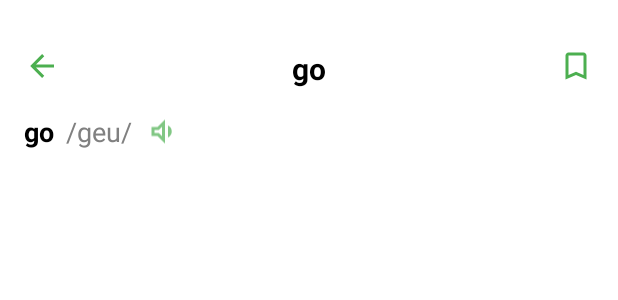
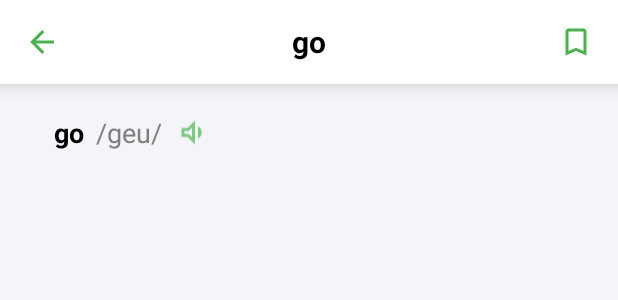
Before and after one commit to mquangcao/CSC13009_EL, an Android app: the layout activity_word_detail.xml on its own in the app's theme, with its tools: preview values and no code run, on a phone screen of 412 x 824 dp. Shown: the top 300 px of the screen. Run offline under Robolectric (Android 15) with nearby library versions, the phone set to English and light mode, and no system bars; Roboto replaces fonts that are not available here.

Commit message:
fix : word detail activity layout color and background

```diff
--- a/app/src/main/res/layout/activity_word_detail.xml
+++ b/app/src/main/res/layout/activity_word_detail.xml
@@ -8,7 +8,19 @@
     android:background="@color/white"
     tools:context=".app.presentation.activity.WordDetailActivity"
     android:fitsSystemWindows="true"
-    android:paddingTop="16dp">
+    android:paddingTop="0dp">
+
+    <!-- Header Frame (Back, Title, Bookmark) -->
+    <FrameLayout
+        android:id="@+id/headerFrame"
+        android:layout_width="0dp"
+        android:layout_height="56dp"
+        android:layout_marginTop="0dp"
+        android:background="@color/white"
+        android:elevation="8dp"
+        app:layout_constraintTop_toTopOf="parent"
+        app:layout_constraintStart_toStartOf="parent"
+        app:layout_constraintEnd_toEndOf="parent">
 
         <!-- Back Button -->
         <ImageView
@@ -16,13 +28,22 @@
             android:layout_width="24dp"
             android:layout_height="24dp"
             android:layout_marginStart="16dp"
-        android:layout_marginTop="16dp"
+            android:layout_gravity="center_vertical|start"
             android:src="@drawable/ic_back"
             android:contentDescription="Back"
             app:tint="@color/greenPrimary"
-        app:layout_constraintTop_toTopOf="parent"
-        app:layout_constraintStart_toStartOf="parent"
             android:fitsSystemWindows="true"/>
+
+        <!-- Word Header -->
+        <TextView
+            android:id="@+id/tvWordHeader"
+            android:layout_width="wrap_content"
+            android:layout_height="wrap_content"
+            android:layout_gravity="center"
+            android:text="go"
+            android:textSize="20sp"
+            android:textStyle="bold"
+            android:textColor="@color/black" />
 
         <!-- Bookmark Icon -->
         <ImageView
@@ -30,27 +51,11 @@
             android:layout_width="24dp"
             android:layout_height="24dp"
             android:layout_marginEnd="16dp"
-        android:layout_marginTop="16dp"
+            android:layout_gravity="center_vertical|end"
             android:src="@drawable/ic_save"
             android:contentDescription="Bookmark"
-        app:tint="@color/greenPrimary"
-        app:layout_constraintTop_toTopOf="parent"
-        app:layout_constraintEnd_toEndOf="parent" />
-
-    <!-- Word Header -->
-    <TextView
-        android:id="@+id/tvWordHeader"
-        android:layout_width="wrap_content"
-        android:layout_height="wrap_content"
-        android:text="go"
-        android:textSize="20sp"
-        android:textStyle="bold"
-        android:textColor="@color/black"
-        android:layout_marginTop="16dp"
-        app:layout_constraintTop_toTopOf="parent"
-        app:layout_constraintStart_toEndOf="@id/ivBack"
-        app:layout_constraintEnd_toStartOf="@id/ivBookmark"
-        app:layout_constraintHorizontal_bias="0.5" />
+            app:tint="@color/greenPrimary" />
+    </FrameLayout>
 
     <!-- Word and Pronunciation -->
     <LinearLayout
@@ -58,8 +63,10 @@
         android:layout_width="0dp"
         android:layout_height="wrap_content"
         android:orientation="horizontal"
-        android:layout_marginTop="16dp"
-        app:layout_constraintTop_toBottomOf="@id/tvWordHeader"
+        android:layout_marginTop="0dp"
+        android:padding="20dp"
+        android:background="@color/background"
+        app:layout_constraintTop_toBottomOf="@id/headerFrame"
         app:layout_constraintStart_toStartOf="parent"
         app:layout_constraintEnd_toEndOf="parent">
 
@@ -97,9 +104,12 @@
         android:id="@+id/rvWordDetails"
         android:layout_width="0dp"
         android:layout_height="0dp"
-        android:layout_marginTop="24dp"
+        android:layout_marginTop="0dp"
         android:elevation="0dp"
-        android:background="@color/white"
+        android:clipToPadding="false"
+        android:clipChildren="false"
+        android:overScrollMode="never"
+        android:background="@color/background"
         app:layout_constraintTop_toBottomOf="@id/layoutWordPronunciation"
         app:layout_constraintStart_toStartOf="parent"
         app:layout_constraintEnd_toEndOf="parent"
--- a/app/src/main/res/layout/item_example.xml
+++ b/app/src/main/res/layout/item_example.xml
@@ -1,10 +1,10 @@
 <?xml version="1.0" encoding="utf-8"?>
-<androidx.cardview.widget.CardView
+<LinearLayout
     xmlns:android="http://schemas.android.com/apk/res/android"
     android:layout_width="match_parent"
     android:layout_height="wrap_content"
     android:elevation="0dp"
-    android:background="@android:color/transparent">
+    android:background="@color/background">
 
     <TextView
         android:id="@+id/tvExample"
@@ -16,4 +16,4 @@
         android:textSize="16sp"
         android:textColor="@color/black"
         android:padding="10dp"/>
-</androidx.cardview.widget.CardView>
+</LinearLayout>
--- a/app/src/main/res/layout/item_example_meaning.xml
+++ b/app/src/main/res/layout/item_example_meaning.xml
@@ -1,10 +1,10 @@
 <?xml version="1.0" encoding="utf-8"?>
-<androidx.cardview.widget.CardView
+<LinearLayout
     xmlns:android="http://schemas.android.com/apk/res/android"
     android:layout_width="match_parent"
     android:layout_height="wrap_content"
     android:elevation="0dp"
-    android:background="@android:color/transparent">
+    android:background="@color/background">
 
     <TextView
         android:id="@+id/tvExampleMeaning"
@@ -16,4 +16,4 @@
         android:textSize="16sp"
         android:textColor="@color/black"
         android:padding="10dp"/>
-</androidx.cardview.widget.CardView>
+</LinearLayout>
--- a/app/src/main/res/layout/item_meaning.xml
+++ b/app/src/main/res/layout/item_meaning.xml
@@ -1,11 +1,11 @@
 <?xml version="1.0" encoding="utf-8"?>
-<androidx.cardview.widget.CardView
+<LinearLayout
     xmlns:android="http://schemas.android.com/apk/res/android"
     xmlns:app="http://schemas.android.com/apk/res-auto"
     android:layout_width="match_parent"
     android:layout_height="wrap_content"
     android:elevation="0dp"
-    android:background="@android:color/transparent">
+    android:background="@color/background">
 
     <LinearLayout
         android:layout_width="match_parent"
@@ -35,4 +35,4 @@
             android:textColor="@color/greenPrimary"/>
     </LinearLayout>
 
-</androidx.cardview.widget.CardView>
+</LinearLayout>
--- a/app/src/main/res/layout/item_word_type.xml
+++ b/app/src/main/res/layout/item_word_type.xml
@@ -1,10 +1,10 @@
 <?xml version="1.0" encoding="utf-8"?>
-<androidx.cardview.widget.CardView
+<LinearLayout
     xmlns:android="http://schemas.android.com/apk/res/android"
     android:layout_width="match_parent"
     android:layout_height="wrap_content"
     android:elevation="0dp"
-    android:background="@android:color/transparent">
+    android:background="@color/background">
 
     <TextView
         android:id="@+id/tvWordType"
@@ -15,4 +15,4 @@
         android:textStyle="bold"
         android:textColor="@color/navyBlue"
         android:padding="10dp"/>
-</androidx.cardview.widget.CardView>
+</LinearLayout>
```
Lines whose indentation alone changed are shown as unchanged.
